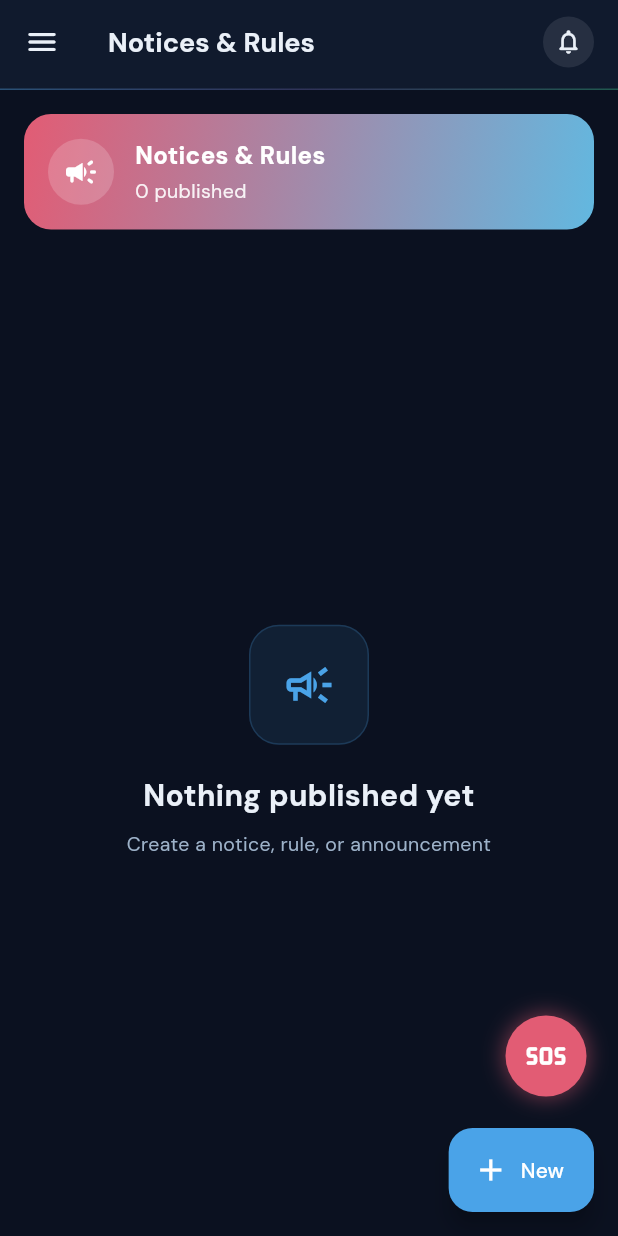
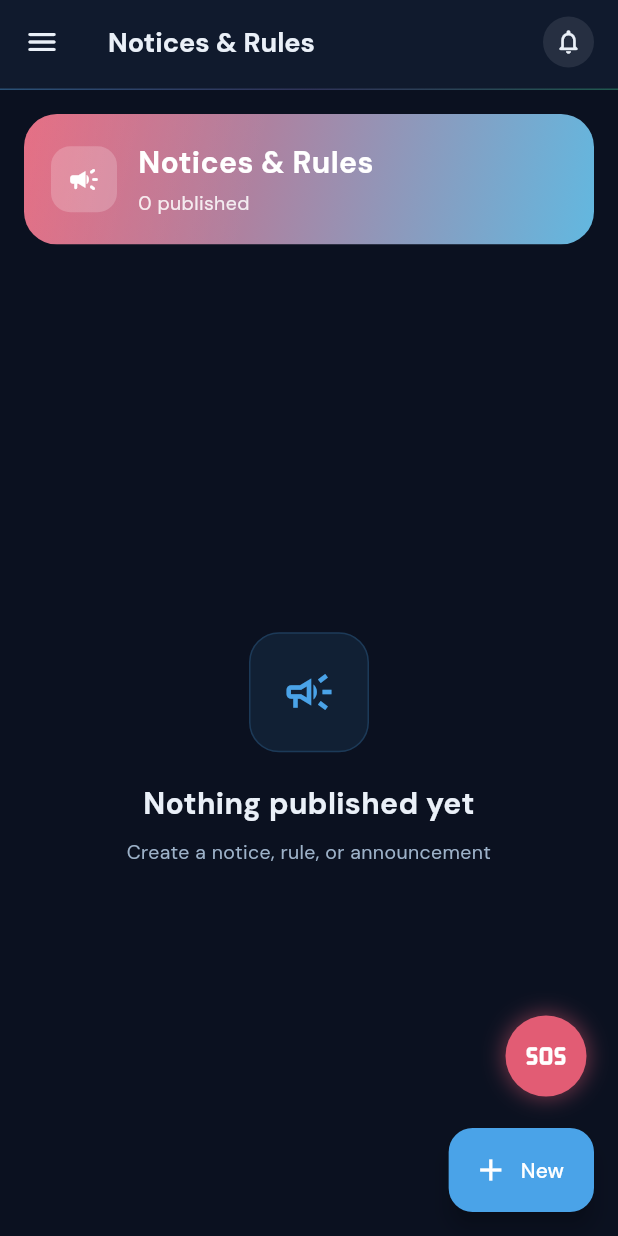
Before and after one commit to rakibhassanrh66/AFOS, a Flutter app: the ManageNoticesScreen screen opened by its route, on a phone screen of 412 x 824 dp. Run offline on Flutter 3.47's test engine with Material 3 defaults, Android fonts, the phone set to English and light mode, and no system bars; drawn by our look-alikes of flutter_animate; our stand-ins replace audioplayers, cached_network_image, connectivity_plus, dio, file_picker, flutter_bloc and 19 more; missing offline and left inert: app_badge_plus, dart:js_interop, flutter_background_service, mobile_scanner, onesignal_flutter, record and 1 more; accounts and stored records are empty.

Commit message:
UI redesign: FeatureHeader on manage_notices

```diff
--- a/lib/features/registry/presentation/manage_notices_screen.dart
+++ b/lib/features/registry/presentation/manage_notices_screen.dart
@@ -9,6 +9,7 @@ import '../../shell/presentation/top_app_bar.dart';
 import '../../../shared/widgets/afos_button.dart';
 import '../../../shared/widgets/afos_text_field.dart';
 import '../../../shared/widgets/empty_state.dart';
+import '../../../shared/widgets/feature_header.dart';
 import '../../../shared/widgets/shimmer_card.dart';
 
 /// Super Admin / admin / teacher content management for notices, rules,
@@ -177,28 +178,13 @@ class _ManageNoticesScreenState extends State<ManageNoticesScreen> {
           icon: const Icon(Icons.add, color: Colors.white),
           label: const Text('New', style: TextStyle(color: Colors.white))),
       body: Column(children: [
-        Padding(
-          padding: const EdgeInsets.fromLTRB(16, 16, 16, 12),
-          child: Container(
-            padding: const EdgeInsets.all(16),
-            decoration: BoxDecoration(
-              gradient: const LinearGradient(begin: Alignment.topLeft, end: Alignment.bottomRight,
-                  colors: [AppColors.red, AppColors.coral]),
-              borderRadius: BorderRadius.circular(18),
-            ),
-            child: Row(children: [
-              Container(padding: const EdgeInsets.all(10),
-                  decoration: BoxDecoration(color: Colors.white.withValues(alpha: 0.18), shape: BoxShape.circle),
-                  child: const Icon(Icons.campaign_rounded, color: Colors.white, size: 24)),
-              const SizedBox(width: 14),
-              Expanded(child: Column(crossAxisAlignment: CrossAxisAlignment.start, children: [
-                Text('Notices & Rules', style: AppTextStyles.titleLarge.copyWith(color: Colors.white, fontWeight: FontWeight.w800)),
-                const SizedBox(height: 3),
-                Text(_loading ? 'Loading…' : '${_notices.length} published',
-                    style: AppTextStyles.bodyMedium.copyWith(color: Colors.white.withValues(alpha: 0.9))),
-              ])),
-            ]),
-          ),
+        FeatureHeader(
+          title: 'Notices & Rules',
+          subtitle: _loading ? 'Loading…' : '${_notices.length} published',
+          icon: Icons.campaign_rounded,
+          gradient: const LinearGradient(begin: Alignment.topLeft, end: Alignment.bottomRight,
+              colors: [AppColors.red, AppColors.coral]),
+          margin: const EdgeInsets.fromLTRB(16, 16, 16, 12),
         ),
         Expanded(child: _loading
           ? const Padding(padding: EdgeInsets.all(16), child: ShimmerList())
```
